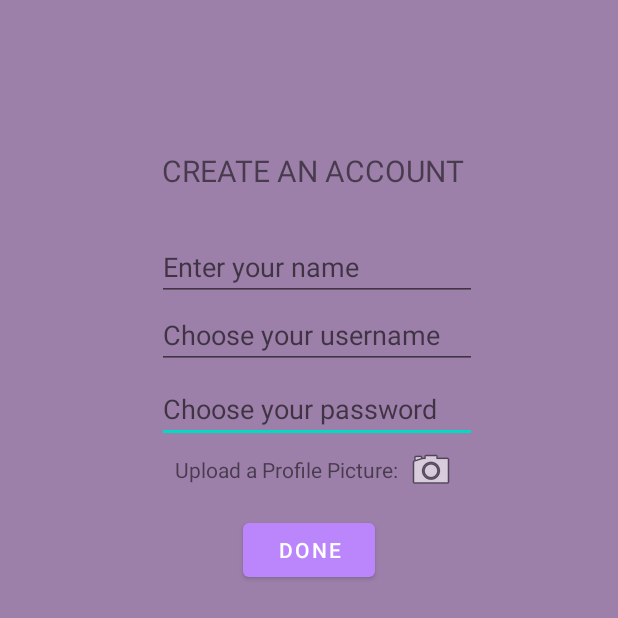
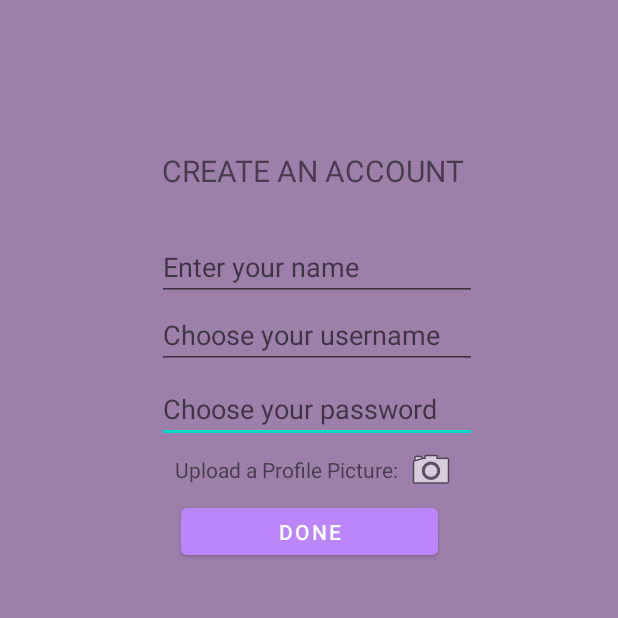
Before and after one commit to niyatiprabhu/Dressmart, an Android app: the SignupActivity screen opened directly, with no data from a screen before it, on a phone screen of 412 x 824 dp. Shown: the top 618 px of the screen. Run offline under Robolectric (Android 15) with nearby library versions, the light colour scheme and no system bars; libraries missing offline, so code that uses them is left out: com.parse.

Commit message:
upload or take profile pic alert box

```diff
--- a/app/src/main/res/layout/activity_signup.xml
+++ b/app/src/main/res/layout/activity_signup.xml
@@ -79,12 +79,25 @@
 
     <Button
         android:id="@+id/btnDoneSignup"
+        android:layout_width="171dp"
+        android:layout_height="43dp"
+        android:layout_marginBottom="30dp"
+        android:text="Done"
+        app:layout_constraintBottom_toBottomOf="parent"
+        app:layout_constraintEnd_toEndOf="parent"
+        app:layout_constraintStart_toStartOf="parent"
+        app:layout_constraintTop_toBottomOf="@+id/ivProfilePicSignup"
+        app:layout_constraintVertical_bias="0.0" />
+
+    <ImageView
+        android:id="@+id/ivProfilePicSignup"
         android:layout_width="wrap_content"
         android:layout_height="wrap_content"
-        android:layout_marginTop="20dp"
-        android:text="Done"
+        android:layout_marginTop="10dp"
         app:layout_constraintEnd_toEndOf="parent"
+        app:layout_constraintHorizontal_bias="0.512"
         app:layout_constraintStart_toStartOf="parent"
-        app:layout_constraintTop_toBottomOf="@+id/tvUploadPic" />
+        app:layout_constraintTop_toBottomOf="@+id/tvUploadPic"
+        tools:srcCompat="@tools:sample/avatars" />
 
 </androidx.constraintlayout.widget.ConstraintLayout>
```
Also changed, not shown: app/src/main/java/com/example/dressmart/SignupActivity.java (+85 -2 lines), app/src/main/java/com/example/dressmart/ui/today/TodayFragment.java (+0 -15 lines).
